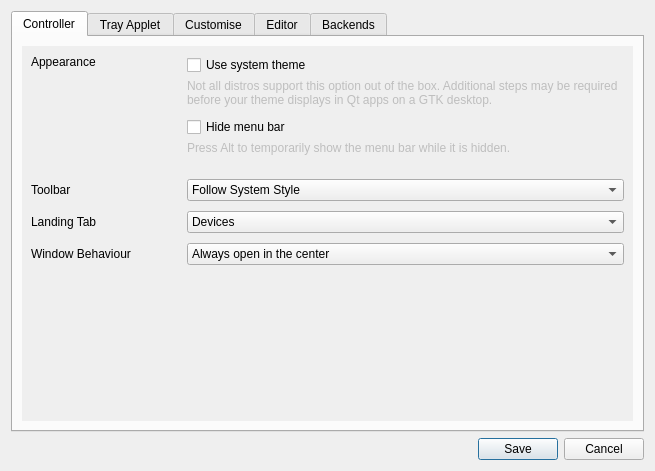
Above: data/qt/preferences.ui from polychromatic/polychromatic before the change. Below: the same form after it.
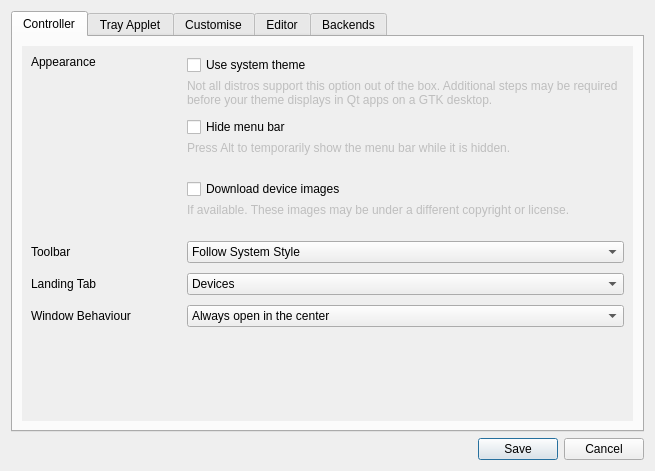
That is the form after the change. Icons and pictures are not drawn.

Commit message:
Move device image download to Controller
Now handled at a Controller level. Recently moved from the backend,
which prevents them from being downloaded by the tray/CLI or holding up
the application on first launch.

Reinstated after temporary removal in
168bf0e4b369bd892f7998ce7763911a49594c9d

```diff
--- a/data/qt/preferences.ui
+++ b/data/qt/preferences.ui
@@ -194,7 +194,57 @@
              </layout>
             </widget>
            </item>
-           <item row="2" column="0">
+           <item row="2" column="1">
+            <widget class="QWidget" name="DownloadDeviceImagesGroup" native="true">
+             <layout class="QVBoxLayout" name="DownloadDeviceImagesGroup_Layout">
+              <property name="spacing">
+               <number>4</number>
+              </property>
+              <property name="leftMargin">
+               <number>0</number>
+              </property>
+              <property name="topMargin">
+               <number>0</number>
+              </property>
+              <property name="rightMargin">
+               <number>0</number>
+              </property>
+              <property name="bottomMargin">
+               <number>0</number>
+              </property>
+              <item>
+               <widget class="QCheckBox" name="DownloadDeviceImages">
+                <property name="text">
+                 <string>Download device images</string>
+                </property>
+               </widget>
+              </item>
+              <item>
+               <widget class="QLabel" name="DownloadDeviceImagesTip">
+                <property name="enabled">
+                 <bool>false</bool>
+                </property>
+                <property name="sizePolicy">
+                 <sizepolicy hsizetype="Expanding" vsizetype="Preferred">
+                  <horstretch>0</horstretch>
+                  <verstretch>0</verstretch>
+                 </sizepolicy>
+                </property>
+                <property name="text">
+                 <string extracomment="Text appears underneath a checkbox in the preferences dialog">If available. These images may be under a different copyright or license.</string>
+                </property>
+                <property name="alignment">
+                 <set>Qt::AlignLeading|Qt::AlignLeft|Qt::AlignTop</set>
+                </property>
+                <property name="wordWrap">
+                 <bool>true</bool>
+                </property>
+               </widget>
+              </item>
+             </layout>
+            </widget>
+           </item>
+           <item row="3" column="0">
             <widget class="QLabel" name="ToolbarStyleLabel">
              <property name="minimumSize">
               <size>
@@ -210,7 +260,7 @@
              </property>
             </widget>
            </item>
-           <item row="2" column="1">
+           <item row="3" column="1">
             <widget class="QComboBox" name="ToolbarStyle">
              <item>
               <property name="text">
@@ -239,7 +289,7 @@
              </item>
             </widget>
            </item>
-           <item row="3" column="0">
+           <item row="4" column="0">
             <widget class="QLabel" name="LandingTabLabel">
              <property name="minimumSize">
               <size>
@@ -252,7 +302,7 @@
              </property>
             </widget>
            </item>
-           <item row="3" column="1">
+           <item row="4" column="1">
             <widget class="QComboBox" name="LandingTabCombo">
              <item>
               <property name="text">
@@ -292,7 +342,7 @@
              </item>
             </widget>
            </item>
-           <item row="4" column="0">
+           <item row="5" column="0">
             <widget class="QLabel" name="WindowBehaviourLabel">
              <property name="minimumSize">
               <size>
@@ -305,7 +355,7 @@
              </property>
             </widget>
            </item>
-           <item row="4" column="1">
+           <item row="5" column="1">
             <widget class="QComboBox" name="WindowBehaviourCombo">
              <property name="currentText">
               <string>Always open in the center</string>
```
Left out of the diff: 50 changed lines with no effect on the pictures. The commit also changes 9 other files.
